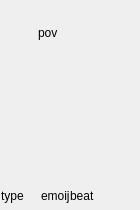
Above: ui/scene_card.ui from zkovari/plotlyst before the change. Below: the same form after it.
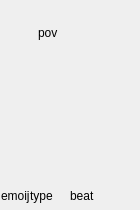
That is the form after the change. Custom widgets are drawn as their Qt base class.

Diff of the .ui file:
```diff
--- a/ui/scene_card.ui
+++ b/ui/scene_card.ui
@@ -188,6 +188,13 @@
      <property name="spacing">
       <number>0</number>
      </property>
+     <item>
+      <widget class="QLabel" name="lblBeatEmoji">
+       <property name="text">
+        <string>emoij</string>
+       </property>
+      </widget>
+     </item>
      <item>
       <widget class="QLabel" name="lblType">
        <property name="text">
@@ -208,13 +215,6 @@
        </property>
       </spacer>
      </item>
-     <item>
-      <widget class="QLabel" name="lblBeatEmoji">
-       <property name="text">
-        <string>emoij</string>
-       </property>
-      </widget>
-     </item>
      <item>
       <widget class="QLabel" name="lblBeat">
        <property name="text">
```
